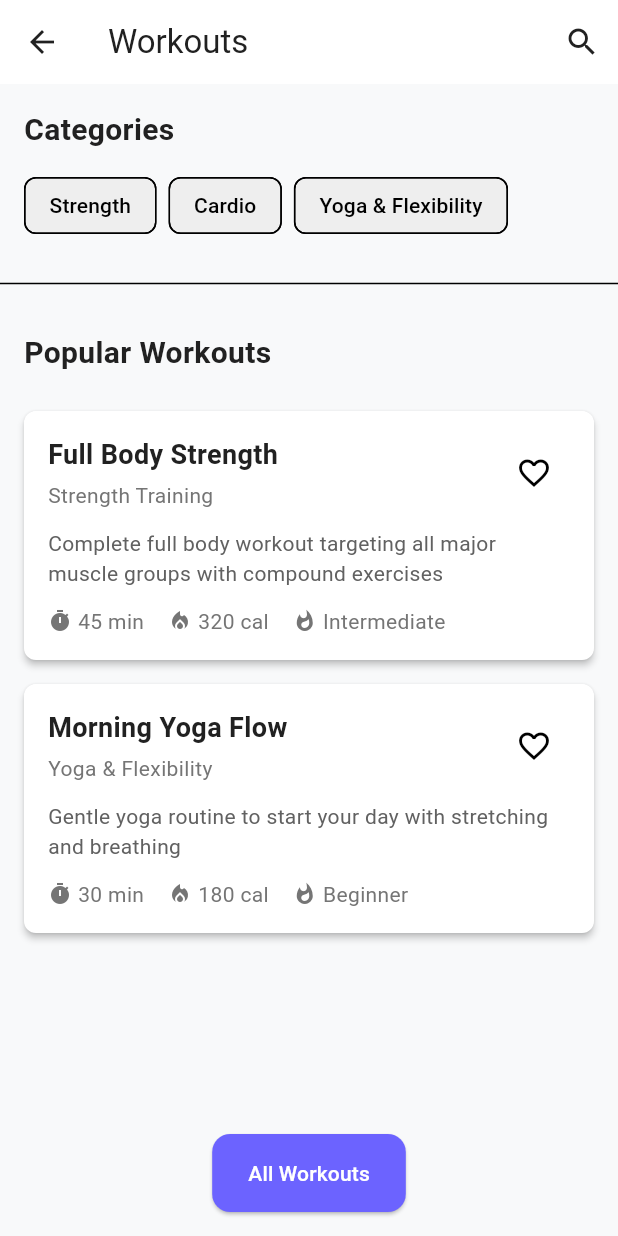
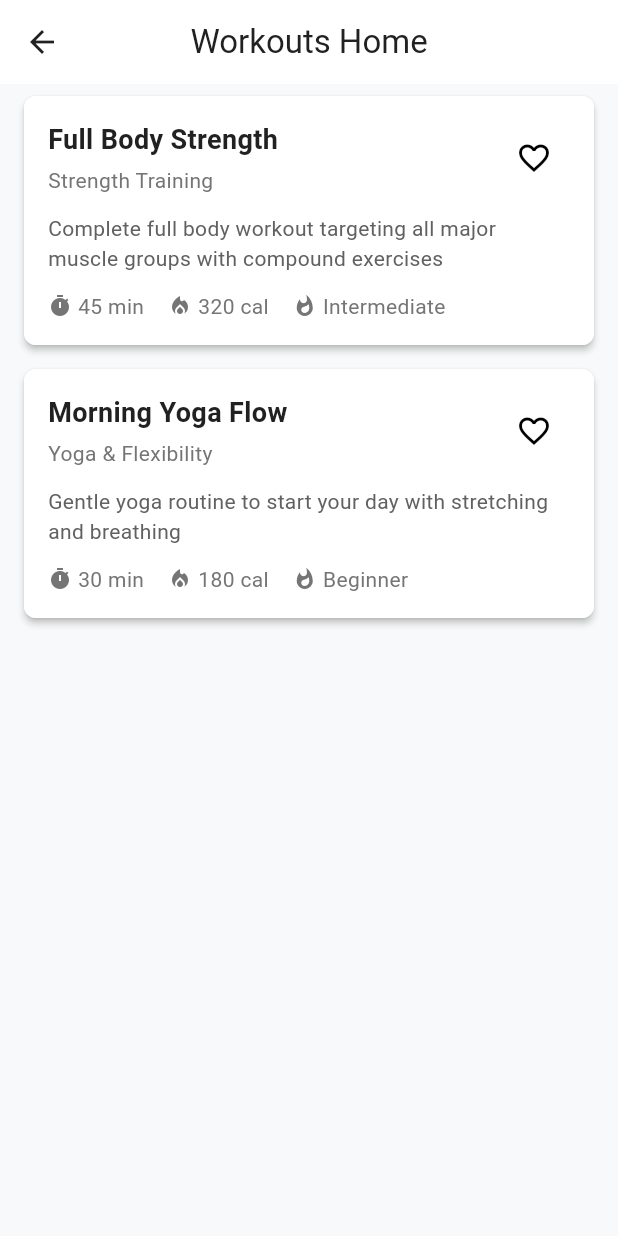
Before and after one commit to sovanndevid/Capstone_Project-Fitness_Flex, a Flutter app: the WorkoutHomeScreen screen opened directly, on a phone screen of 412 x 824 dp. Run offline on Flutter 3.47's test engine with Material 3 defaults, Android fonts, the light colour scheme and no system bars; our stand-ins replace camera, percent_indicator; missing offline and left inert: google_mlkit_pose_detection.

Commit message:
minor adjustment

```diff
--- a/fitness_flex_app/lib/screens/workout_home.dart
+++ b/fitness_flex_app/lib/screens/workout_home.dart
@@ -9,11 +9,15 @@ class WorkoutHomeScreen extends StatefulWidget {
 }
 
 class _WorkoutHomeScreenState extends State<WorkoutHomeScreen> {
+  // This list tracks the liked state for each workout
   final List<bool> _isLikedList = [false, false];
 
+  // This function toggles the like state for a specific workout
   void _toggleLike(int index) {
+    print('_toggleLike called for workout $index'); // ADD THIS LINE
     setState(() {
       _isLikedList[index] = !_isLikedList[index];
+      print('Workout $index liked: ${_isLikedList[index]}'); // ADD THIS LINE TOO
     });
   }
 
@@ -21,108 +25,38 @@ class _WorkoutHomeScreenState extends State<WorkoutHomeScreen> {
   Widget build(BuildContext context) {
     return Scaffold(
       appBar: AppBar(
-        title: const Text('Workouts'),
-        centerTitle: false,
-        actions: [IconButton(icon: const Icon(Icons.search), onPressed: () {})],
+        title: const Text('Workouts Home'),
+        centerTitle: true,
       ),
-      body: LayoutBuilder(
-        builder: (context, constraints) {
-          return SingleChildScrollView(
-            child: ConstrainedBox(
-              constraints: BoxConstraints(minHeight: constraints.maxHeight),
-              child: IntrinsicHeight(
+      body: SingleChildScrollView(
         child: Column(
-                  crossAxisAlignment: CrossAxisAlignment.start,
           children: [
-                    // Categories Section
-                    const Padding(
-                      padding: EdgeInsets.all(16.0),
-                      child: Text(
-                        'Categories',
-                        style: TextStyle(
-                          fontSize: 20,
-                          fontWeight: FontWeight.bold,
-                        ),
-                      ),
-                    ),
-                    SizedBox(
-                      height: 40,
-                      child: ListView(
-                        scrollDirection: Axis.horizontal,
-                        padding: const EdgeInsets.symmetric(horizontal: 16),
-                        children: [
-                          _buildCategoryChip('Strength'),
-                          const SizedBox(width: 8),
-                          _buildCategoryChip('Cardio'),
-                          const SizedBox(width: 8),
-                          _buildCategoryChip('Yoga & Flexibility'),
-                        ],
-                      ),
-                    ),
-                    const SizedBox(height: 24),
-                    const Divider(),
-                    const SizedBox(height: 24),
-
-                    // Popular Workouts Section
-                    const Padding(
-                      padding: EdgeInsets.symmetric(horizontal: 16.0),
-                      child: Text(
-                        'Popular Workouts',
-                        style: TextStyle(
-                          fontSize: 20,
-                          fontWeight: FontWeight.bold,
-                        ),
-                      ),
-                    ),
-                    const SizedBox(height: 16),
+            // Workout Cards - MAKE SURE YOU PASS THE CORRECT PARAMETERS!
             WorkoutCard(
               title: "Full Body Strength",
               category: "Strength Training",
-                      description:
-                          "Complete full body workout targeting all major muscle groups with compound exercises",
+              description: "Complete full body workout targeting all major muscle groups with compound exercises",
               duration: "45 min",
               calories: "320",
               difficulty: "Intermediate",
-                      isLiked: _isLikedList[0],
-                      onLike: () => _toggleLike(0),
+              isLiked: _isLikedList[0], // Pass the current state
+              onLike: () => _toggleLike(0), // Pass the function to call
               onTap: () {},
             ),
             WorkoutCard(
               title: "Morning Yoga Flow",
               category: "Yoga & Flexibility",
-                      description:
-                          "Gentle yoga routine to start your day with stretching and breathing",
+              description: "Gentle yoga routine to start your day with stretching and breathing",
               duration: "30 min",
               calories: "180",
               difficulty: "Beginner",
-                      isLiked: _isLikedList[1],
-                      onLike: () => _toggleLike(1),
+              isLiked: _isLikedList[1], // Pass the current state
+              onLike: () => _toggleLike(1), // Pass the function to call
               onTap: () {},
-                    ),
-                    const SizedBox(height: 16),
-
-                    // All Workouts Button - This will be pushed to the bottom
-                    const Spacer(),
-                    Padding(
-                      padding: const EdgeInsets.only(bottom: 16.0),
-                      child: Center(
-                        child: ElevatedButton(
-                          onPressed: () {},
-                          child: const Text('All Workouts'),
-                        ),
-                      ),
             ),
           ],
         ),
       ),
-            ),
-          );
-        },
-      ),
     );
   }
-
-  Widget _buildCategoryChip(String label) {
-    return Chip(label: Text(label), backgroundColor: Colors.grey[200]);
 }
-}
--- a/fitness_flex_app/lib/screens/workouts_screen.dart
+++ b/fitness_flex_app/lib/screens/workouts_screen.dart
@@ -12,8 +12,10 @@ class _WorkoutsScreenState extends State<WorkoutsScreen> {
   final List<bool> _isLikedList = [false, false];
 
   void _toggleLike(int index) {
+    print('_toggleLike called for index: $index'); // ADD THIS LINE
     setState(() {
       _isLikedList[index] = !_isLikedList[index];
+      print('Workout $index liked: ${_isLikedList[index]}');
     });
   }
 
--- a/fitness_flex_app/lib/widgets/workout_card.dart
+++ b/fitness_flex_app/lib/widgets/workout_card.dart
@@ -20,7 +20,7 @@ class WorkoutCard extends StatelessWidget {
     required this.calories,
     required this.difficulty,
     required this.onTap,
-    this.isLiked = false,
+    required this.isLiked,
     required this.onLike,
   });
 
@@ -28,13 +28,16 @@ class WorkoutCard extends StatelessWidget {
   Widget build(BuildContext context) {
     return Card(
       margin: const EdgeInsets.symmetric(vertical: 8, horizontal: 16),
+      clipBehavior: Clip.antiAlias,
       child: InkWell(
         onTap: onTap,
-        child: Padding(
+        splashColor: Colors.blue.withOpacity(0.2),
+        highlightColor: Colors.blue.withOpacity(0.1),
+        child: Container(
+          color: Colors.white,
           padding: const EdgeInsets.all(16.0),
           child: Column(
             crossAxisAlignment: CrossAxisAlignment.start,
-            mainAxisSize: MainAxisSize.min, // Important for preventing overflow
             children: [
               Row(
                 mainAxisAlignment: MainAxisAlignment.spaceBetween,
@@ -67,7 +70,10 @@ class WorkoutCard extends StatelessWidget {
                       isLiked ? Icons.favorite : Icons.favorite_border,
                       color: isLiked ? Colors.red : null,
                     ),
-                    onPressed: onLike,
+                    onPressed: () {
+                      print('IconButton pressed in WorkoutCard');
+                      onLike();
+                    },
                   ),
                 ],
               ),
@@ -82,34 +88,19 @@ class WorkoutCard extends StatelessWidget {
                 overflow: TextOverflow.ellipsis,
               ),
               const SizedBox(height: 12),
-              Wrap(
-                spacing: 16,
-                runSpacing: 8,
-                children: [
               Row(
-                    mainAxisSize: MainAxisSize.min,
                 children: [
                   Icon(Icons.timer, size: 16, color: Colors.grey[600]),
                   const SizedBox(width: 4),
                   Text(duration, style: TextStyle(fontSize: 14, color: Colors.grey[600])),
-                    ],
-                  ),
-                  Row(
-                    mainAxisSize: MainAxisSize.min,
-                    children: [
+                  const SizedBox(width: 16),
                   Icon(Icons.local_fire_department, size: 16, color: Colors.grey[600]),
                   const SizedBox(width: 4),
                   Text('$calories cal', style: TextStyle(fontSize: 14, color: Colors.grey[600])),
-                    ],
-                  ),
-                  Row(
-                    mainAxisSize: MainAxisSize.min,
-                    children: [
+                  const SizedBox(width: 16),
                   Icon(Icons.whatshot, size: 16, color: Colors.grey[600]),
                   const SizedBox(width: 4),
                   Text(difficulty, style: TextStyle(fontSize: 14, color: Colors.grey[600])),
-                    ],
-                  ),
                 ],
               ),
             ],
@@ -133,6 +124,7 @@ class _WorkoutsScreenState extends State<WorkoutsScreen> {
   void _toggleLike(int index) {
     setState(() {
       _isLikedList[index] = !_isLikedList[index];
+      print('Workout $index liked: ${_isLikedList[index]}');
     });
   }
 
```
Also changed, not shown: fitness_flex_app/lib/main.dart (+1 -33 lines), 1 other file. Lines whose indentation alone changed are shown as unchanged.
